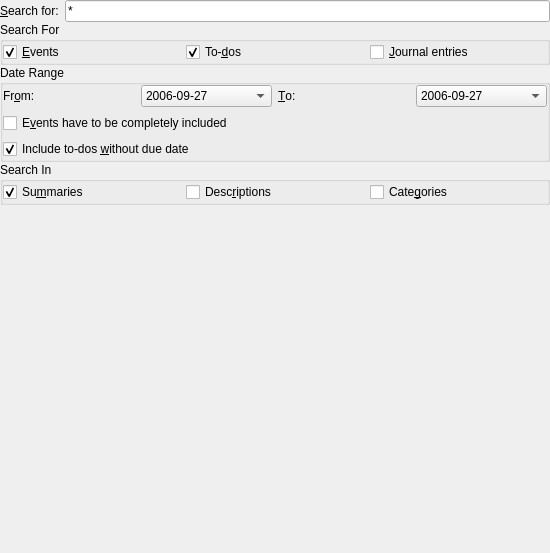
Before: the Qt Designer form searchdialog_base.ui in KDE/korganizer, drawn with Qt 5.
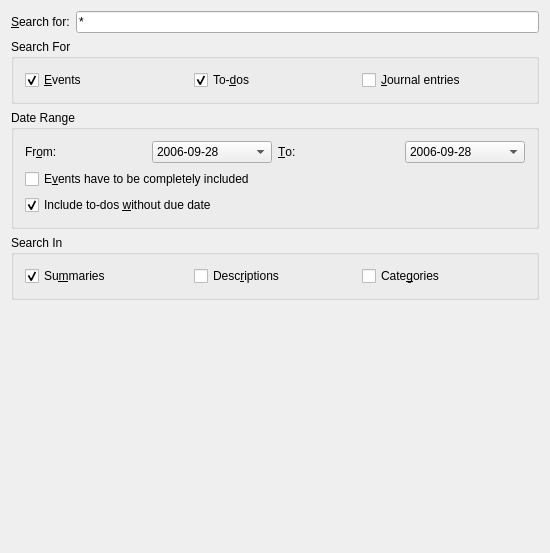
After: the same form once the commit is applied. Custom widgets are drawn as their Qt base class.

Commit message: Fix nasty layout problems, because all layouts now automatically have a margin, even if they are child layout... The Trolls really messed this one up, as you now have to manually set the margin to 0 for practically all layouts that you create in your code.

The edit to the form file:
```diff
--- a/searchdialog_base.ui
+++ b/searchdialog_base.ui
@@ -16,10 +16,10 @@
   </property>
   <layout class="QVBoxLayout" >
    <property name="margin" >
-    <number>0</number>
+    <number>11</number>
    </property>
    <property name="spacing" >
-    <number>0</number>
+    <number>6</number>
    </property>
    <item>
     <layout class="QHBoxLayout" >
@@ -58,7 +58,7 @@
      </property>
      <layout class="QGridLayout" >
       <property name="margin" >
-       <number>0</number>
+       <number>11</number>
       </property>
       <property name="spacing" >
        <number>6</number>
@@ -100,7 +100,7 @@
      </property>
      <layout class="QGridLayout" >
       <property name="margin" >
-       <number>0</number>
+       <number>11</number>
       </property>
       <property name="spacing" >
        <number>6</number>
@@ -116,7 +116,7 @@
        <widget class="KDateEdit" name="mStartDate" >
         <item>
          <property name="text" >
-          <string>2006-09-27</string>
+          <string>2006-09-28</string>
          </property>
         </item>
        </widget>
@@ -138,7 +138,7 @@
        <widget class="KDateEdit" name="mEndDate" >
         <item>
          <property name="text" >
-          <string>2006-09-27</string>
+          <string>2006-09-28</string>
          </property>
         </item>
        </widget>
@@ -176,7 +176,7 @@
      </property>
      <layout class="QHBoxLayout" >
       <property name="margin" >
-       <number>0</number>
+       <number>11</number>
       </property>
       <property name="spacing" >
        <number>6</number>
```
The commit also changes 5 other files.
